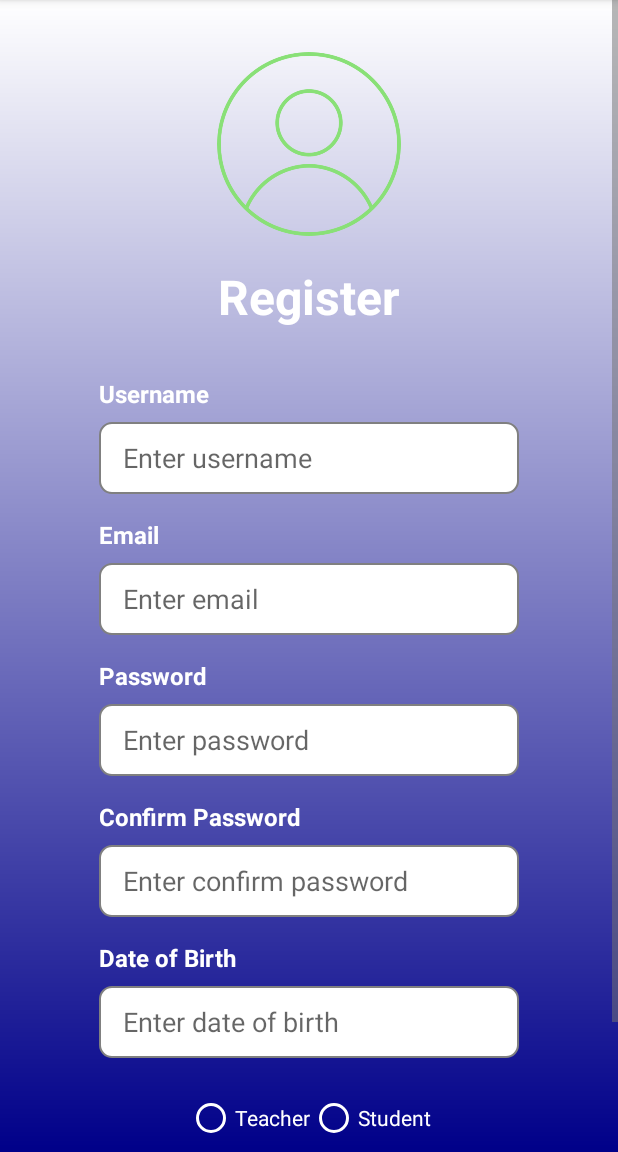
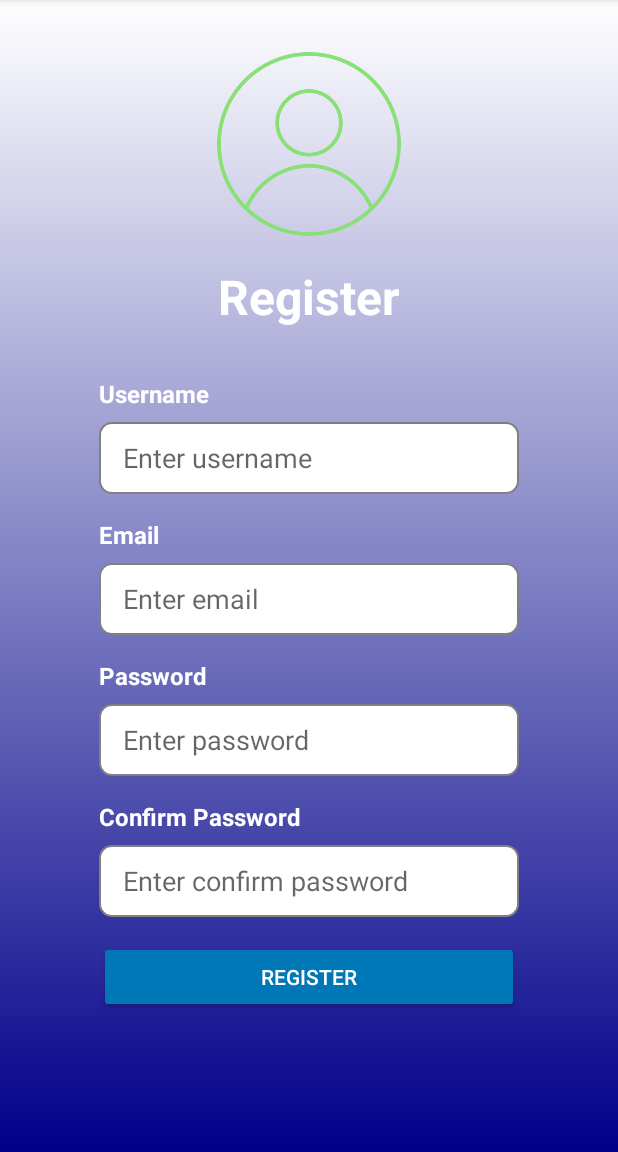
Before and after one commit to abirmehmed/Exam_managment_system-, an Android app: the screen it shows after launch (RegistrationActivity), after a tap on "REGISTER", on a phone screen of 412 x 824 dp, the part 84-1236 px from its top. Run offline under Robolectric (Android 15) with nearby library versions, the phone set to English and light mode, and no system bars; our stand-ins replace Firebase (no records; nobody signed in at launch, a user with empty details on screens opened directly); 1 other tap on this screen came first.

Commit message:
udadate 0.10

```diff
--- a/app/src/main/java/com/example/myapplication/activities/LoginActivity.java
+++ b/app/src/main/java/com/example/myapplication/activities/LoginActivity.java
@@ -18,6 +18,8 @@ import com.google.firebase.auth.FirebaseUser;
 public class LoginActivity extends AppCompatActivity {
 
     private FirebaseAuth mAuth;
+    private RadioButton teacherRadioButton;
+    private RadioButton studentRadioButton;
     private RadioGroup roleRadioGroup;
 
     @Override
@@ -28,23 +30,25 @@ public class LoginActivity extends AppCompatActivity {
         // Initialize Firebase Authentication
         mAuth = FirebaseAuth.getInstance();
 
-        EditText usernameEditText = findViewById(R.id.et_username);
+        EditText emailEditText = findViewById(R.id.et_email);
         EditText passwordEditText = findViewById(R.id.et_password);
         Button loginButton = findViewById(R.id.btn_login);
         Button registerButton = findViewById(R.id.btn_register);
-        roleRadioGroup = findViewById(R.id.rg_role);
+        roleRadioGroup = findViewById(R.id.rg_role); // Find the RadioGroup
+        teacherRadioButton = findViewById(R.id.rb_teacher);
+        studentRadioButton = findViewById(R.id.rb_student);
 
         loginButton.setOnClickListener(v -> {
-            String email = usernameEditText.getText().toString().trim();
+            String email = emailEditText.getText().toString().trim();
             String password = passwordEditText.getText().toString().trim();
 
             if (TextUtils.isEmpty(email)) {
-                // Handle empty email
+                emailEditText.setError("Email is required.");
                 return;
             }
 
             if (TextUtils.isEmpty(password)) {
-                // Handle empty password
+                passwordEditText.setError("Password is required.");
                 return;
             }
 
@@ -64,6 +68,7 @@ public class LoginActivity extends AppCompatActivity {
         });
 
         registerButton.setOnClickListener(v -> {
+            // Navigate to the RegistrationActivity
             Intent intent = new Intent(LoginActivity.this, RegistrationActivity.class);
             startActivity(intent);
         });
@@ -71,18 +76,17 @@ public class LoginActivity extends AppCompatActivity {
 
     private void handleUserRole(FirebaseUser user) {
         int selectedRoleId = roleRadioGroup.getCheckedRadioButtonId();
-        RadioButton selectedRoleRadioButton = findViewById(selectedRoleId);
-
-        if (selectedRoleRadioButton.getId() == R.id.rb_teacher) {
+        if (selectedRoleId == R.id.rb_teacher) {
             // Proceed to TeacherHomepageActivity
             Intent intent = new Intent(this, TeacherHomepageActivity.class);
             startActivity(intent);
-        } else if (selectedRoleRadioButton.getId() == R.id.rb_student) {
+        } else if (selectedRoleId == R.id.rb_student) {
             // Proceed to StudentHomepageActivity
             Intent intent = new Intent(this, StudentHomepageActivity.class);
             startActivity(intent);
         } else {
-            // Handle other login scenarios
+            // No radio button selected
+            Toast.makeText(this, "Please select a user role.", Toast.LENGTH_SHORT).show();
         }
     }
 }
--- a/app/src/main/res/layout/activity_registration.xml
+++ b/app/src/main/res/layout/activity_registration.xml
@@ -153,68 +153,6 @@
 
         </LinearLayout>
 
-        <LinearLayout
-            android:layout_width="280dp"
-            android:layout_height="wrap_content"
-            android:layout_marginTop="16dp"
-            android:orientation="vertical">
-
-            <TextView
-                android:layout_width="wrap_content"
-                android:layout_height="wrap_content"
-                android:text="@string/date_of_birth"
-                android:textColor="@android:color/white"
-                android:textSize="16sp"
-                android:textStyle="bold" />
-
-            <EditText
-                android:id="@+id/et_date_of_birth"
-                android:layout_width="match_parent"
-                android:layout_height="48dp"
-                android:layout_marginTop="8dp"
-                android:background="@drawable/rounded_edittext"
-                android:autofillHints="birthdate"
-                android:hint="@string/enter_date_of_birth"
-                android:inputType="date"
-                android:paddingStart="16dp"
-                android:paddingEnd="16dp"
-                android:textColor="@android:color/black" />
-
-        </LinearLayout>
-
-        <LinearLayout
-            android:layout_width="280dp"
-            android:layout_height="wrap_content"
-            android:layout_marginTop="16dp"
-            android:gravity="center"
-            android:orientation="horizontal">
-
-            <RadioGroup
-                android:id="@+id/rg_user_type"
-                android:layout_width="wrap_content"
-                android:layout_height="wrap_content"
-                android:orientation="horizontal">
-
-                <RadioButton
-                    android:id="@+id/rb_teacher"
-                    android:layout_width="wrap_content"
-                    android:layout_height="wrap_content"
-                    android:buttonTint="@android:color/white"
-                    android:text="@string/teacher"
-                    android:textColor="@android:color/white" />
-
-                <RadioButton
-                    android:id="@+id/rb_student"
-                    android:layout_width="wrap_content"
-                    android:layout_height="wrap_content"
-                    android:buttonTint="@android:color/white"
-                    android:text="@string/student"
-                    android:textColor="@android:color/white" />
-
-            </RadioGroup>
-
-        </LinearLayout>
-
         <Button
             android:id="@+id/btn_register"
             style="@style/Widget.AppCompat.Button.Colored"
--- a/app/src/main/res/values/strings.xml
+++ b/app/src/main/res/values/strings.xml
@@ -46,4 +46,5 @@
     <string name="exams">Exams</string>
     <string name="view_attendance">View Attendance</string>
     <string name="total_students">Total Students</string>
+    <string name="profile_picture">Profile Picture</string>
 </resources>
```
Also changed, not shown: app/src/main/java/com/example/myapplication/activities/ExamManagementActivity.java (+4 -4 lines), app/src/main/java/com/example/myapplication/activities/RegistrationActivity.java (+17 -48 lines), app/src/main/java/com/example/myapplication/models/UserData.java (+3 -9 lines), app/src/main/res/layout/activity_login.xml (+5 -5 lines), app/src/main/res/layout/activity_student_homepage.xml (+4 -5 lines), app/src/main/res/layout/activity_teacher_homepage.xml (+4 -4 lines), gradle/libs.versions.toml (+5 -5 lines), app/build.gradle.kts (line endings or trailing spaces), build.gradle.kts (line endings or trailing spaces).
